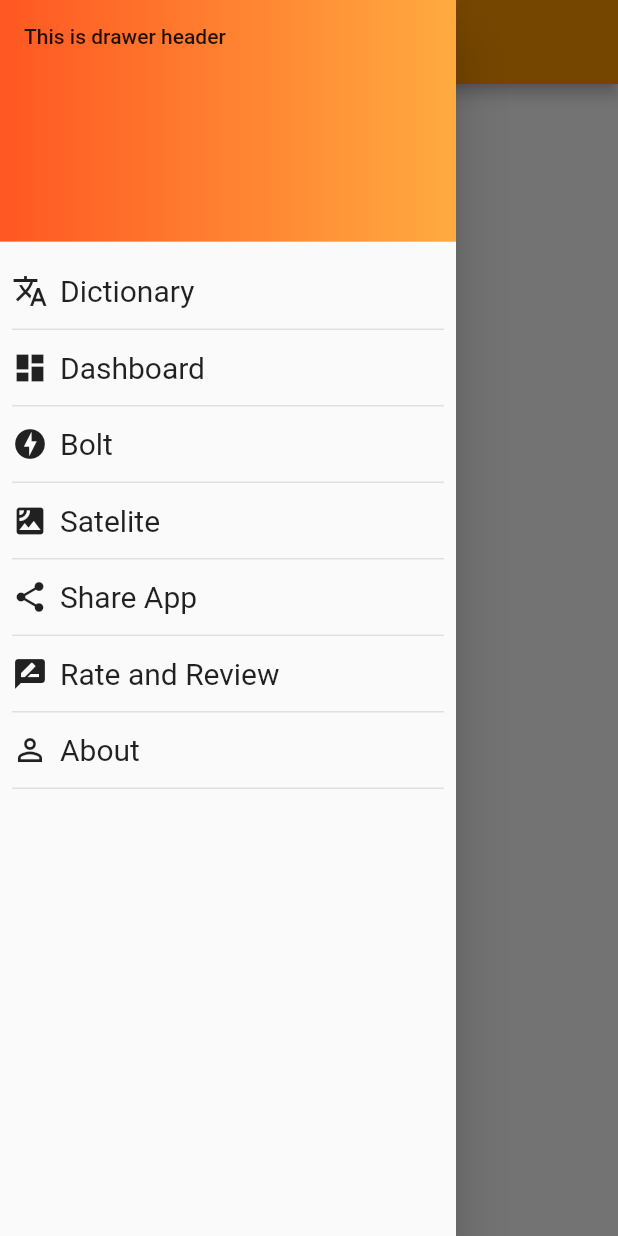
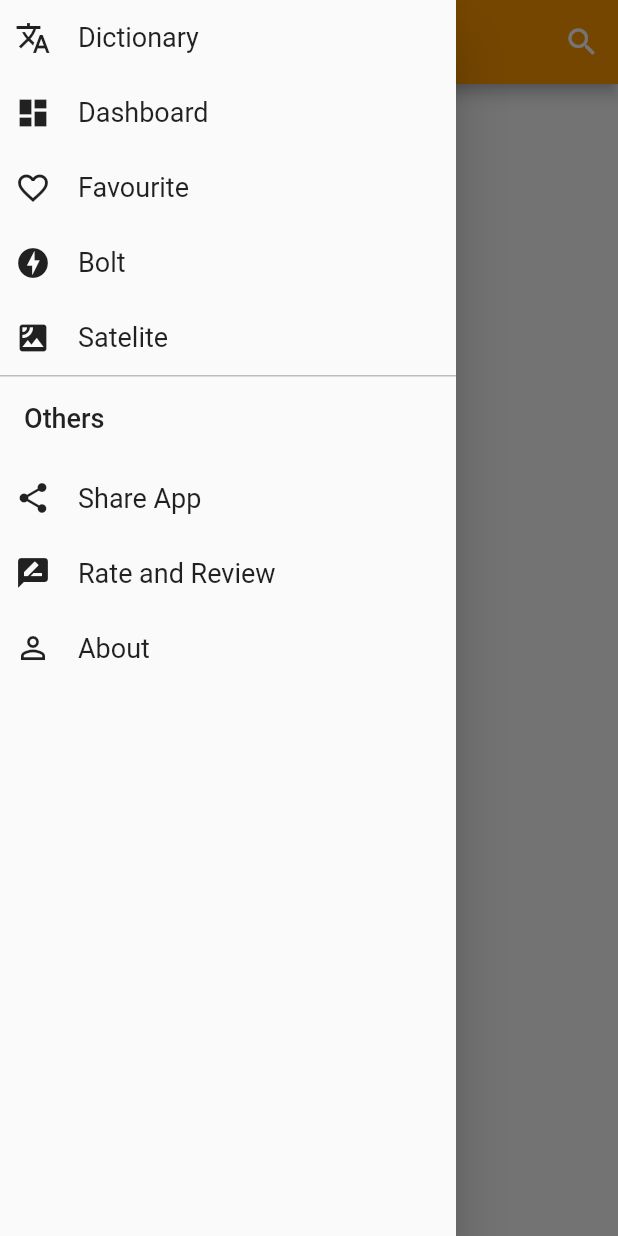
Before and after one commit to wuletawwonte/gammotho-dictionary, a Flutter app: the screen it shows after launch, with the side drawer open, on a phone screen of 412 x 824 dp. Run offline on Flutter 3.47's test engine with Material 2 defaults, Android fonts, the phone set to English and light mode, and no system bars.

Commit message:
Search Action Button partially works

```diff
--- a/lib/main.dart
+++ b/lib/main.dart
@@ -1,6 +1,12 @@
 import "package:flutter/material.dart";
+import 'package:flutter/semantics.dart';
+import "package:flutter/services.dart";
 
 main() {
+  SystemChrome.setSystemUIOverlayStyle(SystemUiOverlayStyle(
+    // systemNavigationBarColor: Colors.transparent, // navigation bar color
+    statusBarColor: Colors.transparent, // status bar color
+  ));
   runApp(MaterialApp(
     title: "Gamo Dictionary",
     home: HomeScreen(),
@@ -14,24 +20,36 @@ class HomeScreen extends StatelessWidget {
     return Scaffold(
       appBar: AppBar(
         title: Text("Gamo-Dict"),
-        backgroundColor: Colors.orange
+        backgroundColor: Colors.orange,
+        actions: <Widget>[
+          IconButton(icon: Icon(Icons.search), onPressed: (){
+            showSearch(context: context, delegate: WordSearch());
+          },)
+        ],
+
         ),
       drawer: Drawer(
         child: ListView(
           children: <Widget>[
-            DrawerHeader(
-              decoration: BoxDecoration(
-                gradient: LinearGradient(colors: <Color>[
-                  Colors.deepOrange,
-                  Colors.orangeAccent
-                ])
-              ),
-              child: Text("This is drawer header")
-              ),
+            // DrawerHeader(
+            //   decoration: BoxDecoration(
+            //     color: Colors.orange,
+            //   ),
+            //   child: Text("This is drawer header")
+            //   ),
             CustomListTile(Icons.translate, "Dictionary", ()=>{}),
             CustomListTile(Icons.dashboard, "Dashboard", ()=>{}),
+            CustomListTile(Icons.favorite_border, "Favourite", ()=>{}),
             CustomListTile(Icons.offline_bolt, "Bolt", ()=>{}),
             CustomListTile(Icons.satellite, "Satelite", ()=>{}),
+            Container(
+              decoration: BoxDecoration(
+                border: Border(top: BorderSide(color: Colors.grey.shade400))
+              ),
+              child: ListTile(
+                title: Text("Others", style: TextStyle(fontSize: 18)),
+                ),
+            ),
             CustomListTile(Icons.share, "Share App", ()=>{}),
             CustomListTile(Icons.rate_review, "Rate and Review", ()=>{}),
             CustomListTile(Icons.perm_identity, "About", ()=>{}),
@@ -45,38 +63,71 @@ class HomeScreen extends StatelessWidget {
 
 class CustomListTile extends StatelessWidget {
 
-  IconData icon;
-  String title;
-  Function onTap;
+  final IconData icon;
+  final String title;
+  final Function onTap;
 
   CustomListTile(this.icon, this.title, this.onTap);
 
   @override
   Widget build(BuildContext context) {
-    return Padding(
-      padding: const EdgeInsets.fromLTRB(8.0, 0, 8.0, 0),
-      child: Container(
-        decoration: BoxDecoration(
-          border: Border(bottom: BorderSide(color: Colors.grey.shade300))
-        ),
-        child: InkWell(
+    return InkWell(
           splashColor: Colors.orangeAccent,
           onTap: onTap ,
           child: Container(
             height: 50,
             child: Row(
               children: <Widget>[
-                Icon(icon),
+                Padding(
+                  padding: const EdgeInsets.all(10.0),
+                  child: Icon(icon),
+                ),
                 Padding(
                   padding: const EdgeInsets.all(8.0),
                   child:
                     Text(title, style: TextStyle(
-                    fontSize: 20.0
+                    fontSize: 18.0
                     ),)
                 ,),
               ],),
-          )
-        ),
-      ));
+            ),
+          );
     }
 }
+
+class WordSearch extends SearchDelegate<String> {
+  final words = ["Abebe", "Besso", "Cala", "Demo", "Endalew"];
+  final recentWords = ["Abebe", "Demo"];
+  @override
+  List<Widget> buildActions(BuildContext context) {
+    return [IconButton(icon: Icon(Icons.clear), onPressed: (){},)];
+  }
+
+  @override
+  Widget buildLeading(BuildContext context) {
+    return IconButton(
+      icon: AnimatedIcon(
+        icon: AnimatedIcons.menu_arrow,
+        progress: transitionAnimation,
+      ),
+      onPressed: (){});
+  }
+
+  @override
+  Widget buildResults(BuildContext context) {
+    // TODO: implement buildResults
+    return null;
+  }
+
+  @override
+  Widget buildSuggestions(BuildContext context) {
+    final suggestionList = query.isEmpty?recentWords:words;
+
+    return ListView.builder(
+      itemBuilder: (context, index) => ListTile(
+        leading: Icon(Icons.location_city),
+        title: Text(suggestionList[index])
+      ),
+      itemCount: suggestionList.length,
+    );
+  }}
```
